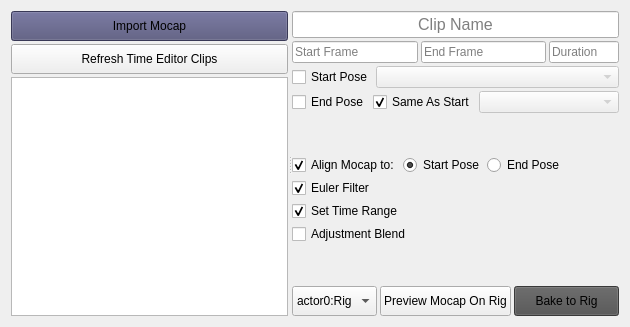
rBrenick/mocap-clipper, file mocap_clipper/ui/mocap_clipper_widget.ui: the form before one commit.
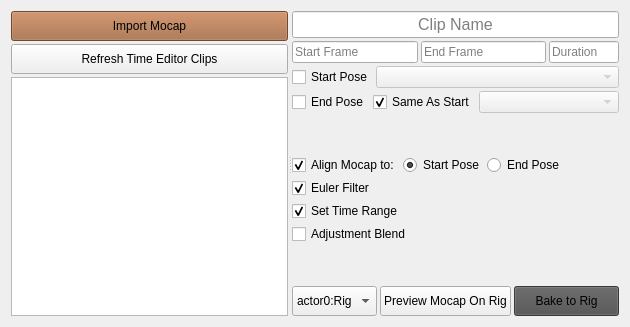
The form after the commit.

What changed in the file:
```diff
--- a/mocap_clipper/ui/mocap_clipper_widget.ui
+++ b/mocap_clipper/ui/mocap_clipper_widget.ui
@@ -50,7 +50,7 @@
             </size>
            </property>
            <property name="styleSheet">
-            <string notr="true">background-color:rgb(80, 80, 120)</string>
+            <string notr="true">background-color:rgb(160, 100, 60)</string>
            </property>
            <property name="text">
             <string>Import Mocap</string>
```
